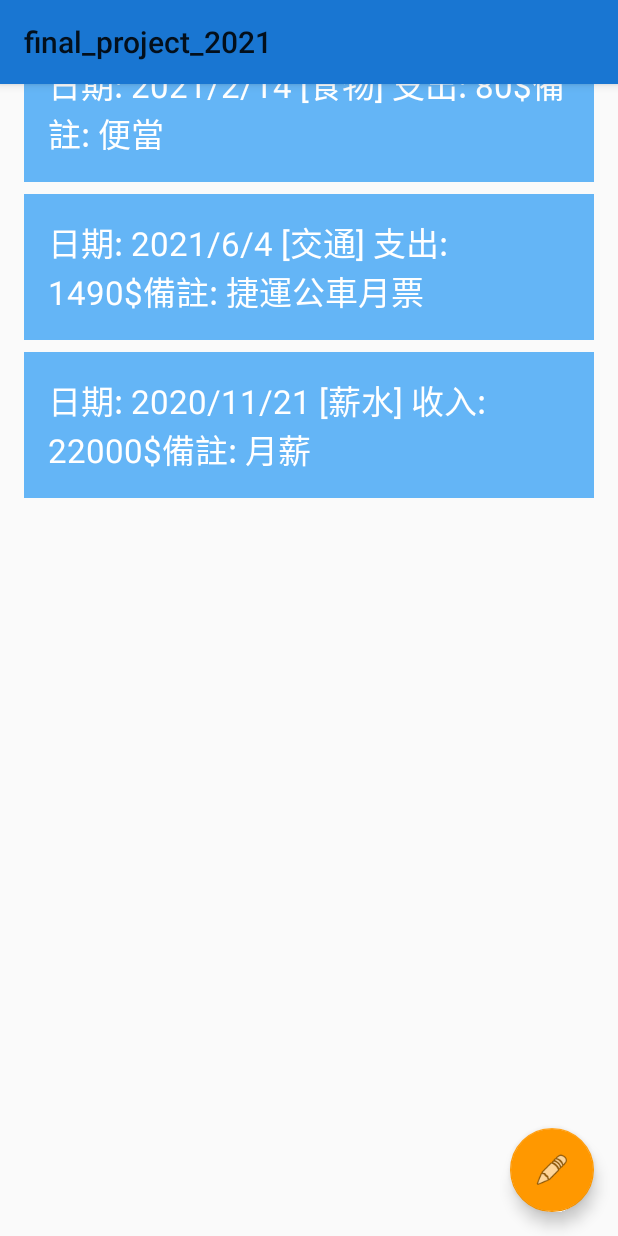
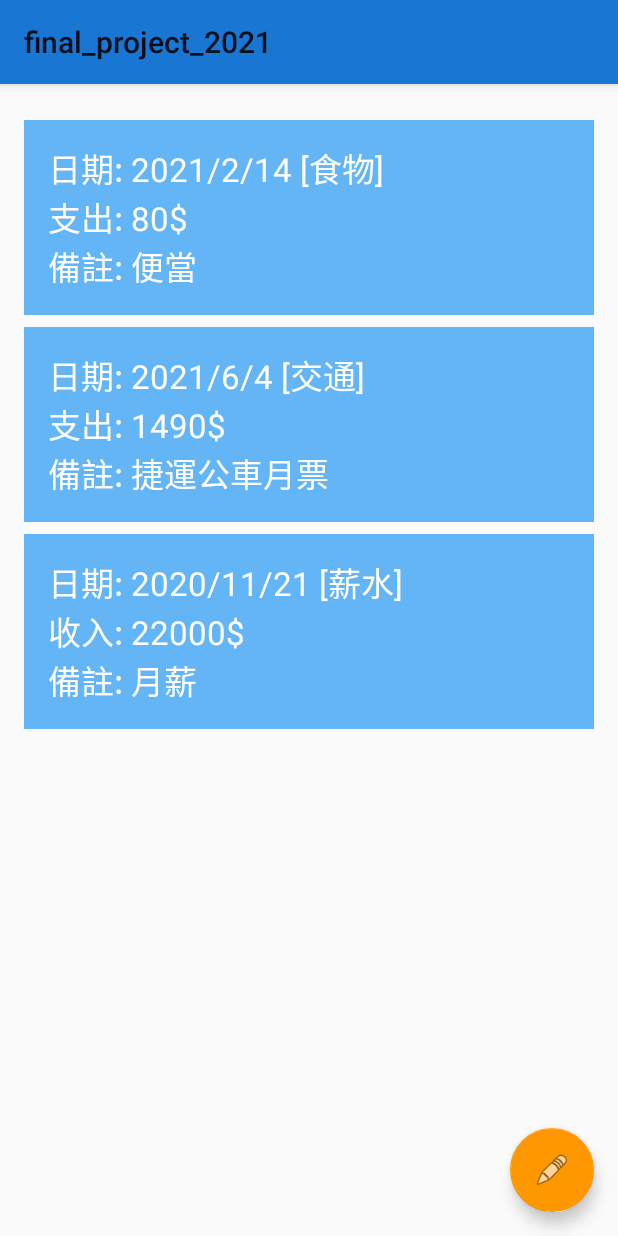
Before and after one commit to IBOTIAndy/109_2Android_final, an Android app: the screen it shows after launch (MainActivity), on a phone screen of 412 x 824 dp. Run offline under Robolectric (Android 15) with nearby library versions, the light colour scheme and no system bars; our stand-ins replace Room's generated code.

Commit message:
mabey is ok.

```diff
--- a/app/src/main/java/com/bot/final_project_2021/Database/MoneyListAdapter.java
+++ b/app/src/main/java/com/bot/final_project_2021/Database/MoneyListAdapter.java
@@ -40,7 +40,7 @@ public class MoneyListAdapter extends RecyclerView.Adapter<MoneyListAdapter.Mone
         string += "日期: " + Integer.toString(current.getDate_year())
                 + "/" + Integer.toString(current.getDate_month())
                 + "/" + Integer.toString(current.getDate_day())
-                + " [" + current.getTag() + "] ";
+                + " [" + current.getTag() + "]\n";
         if(current.getType()){
             string += "收入: ";
         }
@@ -48,7 +48,7 @@ public class MoneyListAdapter extends RecyclerView.Adapter<MoneyListAdapter.Mone
             string += "支出: ";
         }
         string += Integer.toString(current.getMoney()) + "$"
-                + "備註: " + current.getText();
+                + "\n備註: " + current.getText();
 
         holder.moneyItemView.setText(string);
     }
--- a/app/src/main/res/layout/activity_main.xml
+++ b/app/src/main/res/layout/activity_main.xml
@@ -6,23 +6,44 @@
     android:layout_height="match_parent"
     tools:context=".MainActivity">
 
+    <androidx.constraintlayout.widget.ConstraintLayout
+        android:layout_width="match_parent"
+        android:layout_height="match_parent">
+
         <com.google.android.material.appbar.AppBarLayout
+            android:id="@+id/appBarLayout"
+            style="@style/AppTheme.AppBarOverlay"
             android:layout_width="match_parent"
             android:layout_height="wrap_content"
-        style="@style/AppTheme.AppBarOverlay">
+            app:layout_constraintBottom_toTopOf="@+id/include"
+            app:layout_constraintEnd_toEndOf="parent"
+            app:layout_constraintHorizontal_bias="0.5"
+            app:layout_constraintStart_toStartOf="parent"
+            app:layout_constraintTop_toTopOf="parent">
 
             <androidx.appcompat.widget.Toolbar
                 android:id="@+id/toolbar"
+                style="@style/AppTheme.PopupOverlay"
                 android:layout_width="match_parent"
                 android:layout_height="?attr/actionBarSize"
-            android:background="@color/colorPrimaryDark"
-            style="@style/AppTheme.PopupOverlay">
+                android:background="@color/colorPrimaryDark">
 
             </androidx.appcompat.widget.Toolbar>
 
         </com.google.android.material.appbar.AppBarLayout>
 
-    <include layout="@layout/content_main" />
+        <include
+            android:id="@+id/include"
+            layout="@layout/content_main"
+            android:layout_width="match_parent"
+            android:layout_height="0dp"
+            app:layout_constraintBottom_toBottomOf="parent"
+            app:layout_constraintEnd_toEndOf="parent"
+            app:layout_constraintHorizontal_bias="0.5"
+            app:layout_constraintStart_toStartOf="parent"
+            app:layout_constraintTop_toBottomOf="@+id/appBarLayout" />
+
+    </androidx.constraintlayout.widget.ConstraintLayout>
 
     <com.google.android.material.floatingactionbutton.FloatingActionButton
         android:id="@+id/fab"
--- a/app/src/main/res/values/strings.xml
+++ b/app/src/main/res/values/strings.xml
@@ -1,7 +1,9 @@
 <resources>
     <string name="app_name">final_project_2021</string>
 
-    <string name="extra_date">DataDate</string>
+    <string name="extra_year">DataYear</string>
+    <string name="extra_month">DataMonth</string>
+    <string name="extra_day">DataDay</string>
     <string name="extra_tag">DataTag</string>
     <string name="extra_money">DataMoney</string>
     <string name="extra_type">DataType</string>
@@ -13,6 +15,7 @@
     <string name="income">收入</string>
     <string name="outcome">支出</string>
     <string name="balance">結餘</string>
+    <string name="empty_not_saved">無法儲存，因為date為空</string>
 
     <!--addIoActivity-->
     <string name="app_name_addIOActivity">新增支出/收入</string>
```
Also changed, not shown: app/src/main/java/com/bot/final_project_2021/AddIoActivity.java (+34 -1 lines), app/src/main/java/com/bot/final_project_2021/MainActivity.java (+19 -0 lines). Lines whose indentation alone changed are shown as unchanged.
